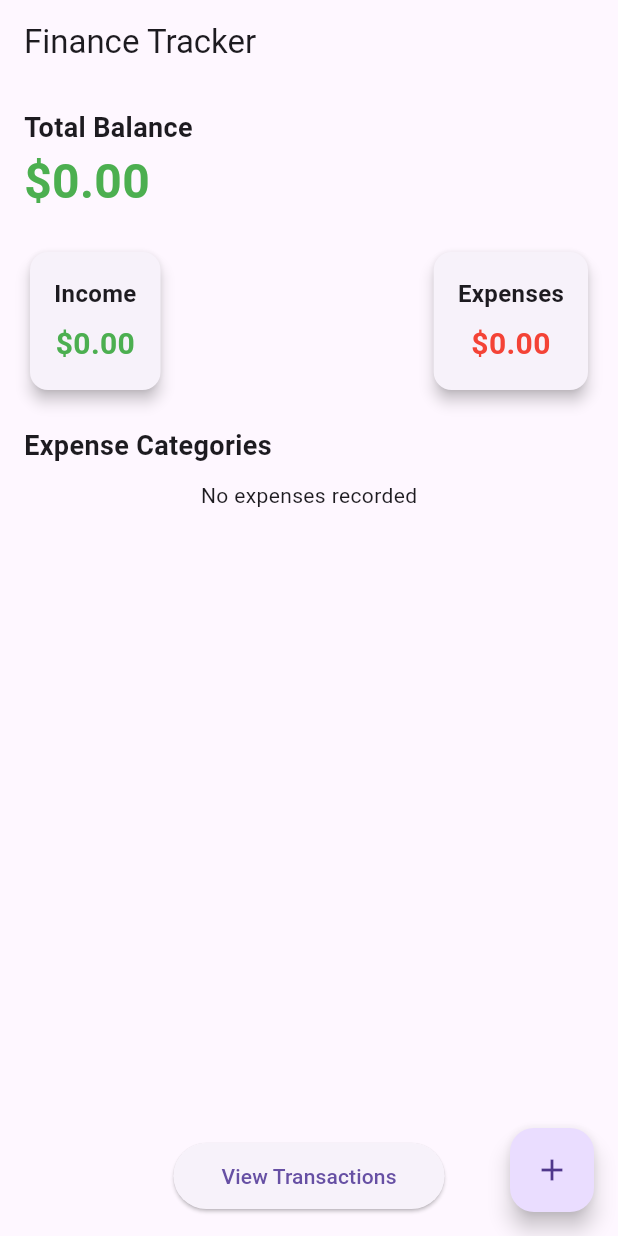
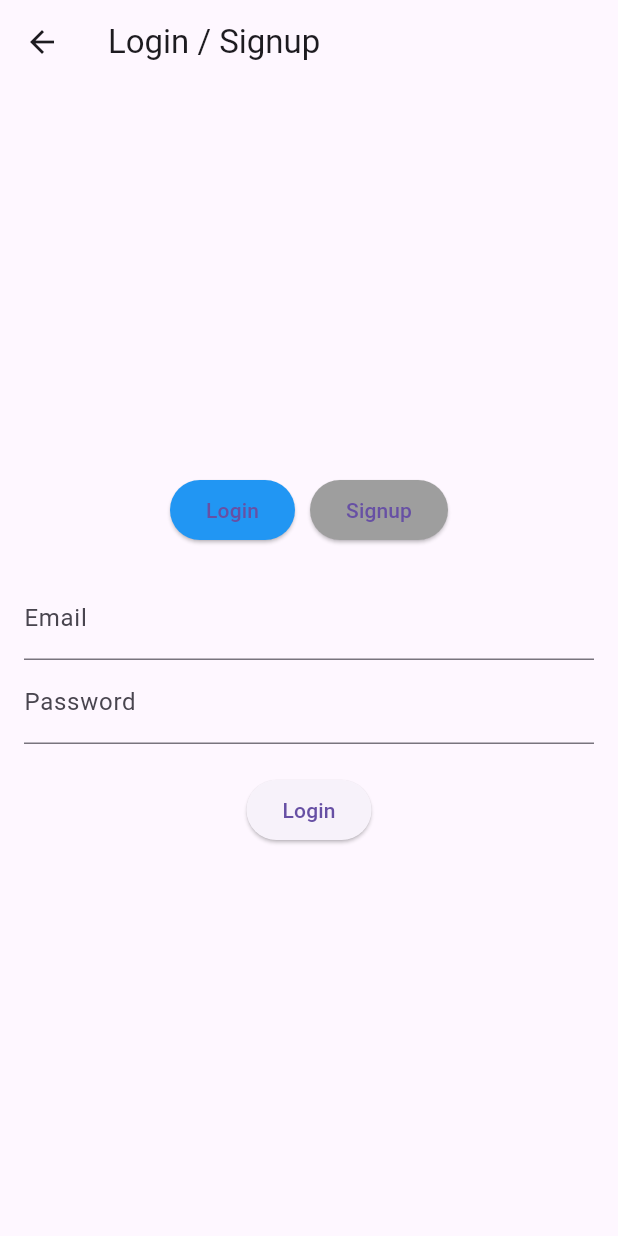
Before and after one commit to hamzasyed2985/FinanceApp, a Flutter app: the screen it shows after launch, on a phone screen of 412 x 824 dp. Run offline on Flutter 3.47's test engine with Material 3 defaults, Android fonts, the phone set to English and light mode, and no system bars; our stand-ins replace cloud_firestore, firebase_core, fl_chart; accounts and stored records are empty.

Commit message:
Login Screen Added

```diff
--- a/lib/main.dart
+++ b/lib/main.dart
@@ -1,8 +1,9 @@
 import 'package:finance_app/screens/add_transaction_screen.dart';
 import 'package:finance_app/screens/home_screen.dart';
 import 'package:finance_app/screens/transactions_screen.dart';
+import 'package:flutter/material.dart';
 import 'package:firebase_core/firebase_core.dart';
-import 'package:flutter/material.dart';
+import 'package:finance_app/screens/login_signup_screen.dart'; // Import the login/signup screen
 
 void main() async {
   WidgetsFlutterBinding.ensureInitialized();
@@ -18,8 +19,9 @@ class MyApp extends StatelessWidget {
     return MaterialApp(
       title: 'Finance Tracker',
       theme: ThemeData(primarySwatch: Colors.blue),
-      initialRoute: '/',
+      initialRoute: '/loginSignup', // Set login/signup screen as the initial route
       routes: {
+        '/loginSignup': (context) => LoginSignupScreen(), // Add the route
         '/': (context) => HomeScreen(),
         '/transactions': (context) => TransactionsScreen(),
         '/addTransaction': (context) => AddTransactionScreen(),
--- /dev/null
+++ b/lib/screens/login_signup_screen.dart
@@ -0,0 +1,109 @@
+import 'package:flutter/material.dart';
+
+class LoginSignupScreen extends StatefulWidget {
+  @override
+  _LoginSignupScreenState createState() => _LoginSignupScreenState();
+}
+
+class _LoginSignupScreenState extends State<LoginSignupScreen> {
+  bool _isLogin = true; // Tracks whether the user is on the login or signup form
+
+  @override
+  Widget build(BuildContext context) {
+    return Scaffold(
+      appBar: AppBar(title: Text('Login / Signup')),
+      body: Padding(
+        padding: const EdgeInsets.all(16.0),
+        child: Column(
+          mainAxisAlignment: MainAxisAlignment.center,
+          children: [
+            // Toggle Buttons
+            Row(
+              mainAxisAlignment: MainAxisAlignment.center,
+              children: [
+                ElevatedButton(
+                  onPressed: () => setState(() => _isLogin = true),
+                  style: ElevatedButton.styleFrom(
+                    backgroundColor: _isLogin ? Colors.blue : Colors.grey,
+                  ),
+                  child: Text('Login'),
+                ),
+                SizedBox(width: 10),
+                ElevatedButton(
+                  onPressed: () => setState(() => _isLogin = false),
+                  style: ElevatedButton.styleFrom(
+                    backgroundColor: !_isLogin ? Colors.blue : Colors.grey,
+                  ),
+                  child: Text('Signup'),
+                ),
+              ],
+            ),
+            SizedBox(height: 20),
+
+            // Conditional Form Rendering
+            _isLogin ? _buildLoginForm(context) : _buildSignupForm(context),
+          ],
+        ),
+      ),
+    );
+  }
+
+  // Login Form
+  Widget _buildLoginForm(BuildContext context) {
+    return Form(
+      child: Column(
+        children: [
+          TextFormField(
+            decoration: InputDecoration(labelText: 'Email'),
+            keyboardType: TextInputType.emailAddress,
+          ),
+          TextFormField(
+            decoration: InputDecoration(labelText: 'Password'),
+            obscureText: true,
+          ),
+          SizedBox(height: 20),
+          ElevatedButton(
+            onPressed: () {
+              // Navigate to HomeScreen after login
+              Navigator.pushReplacementNamed(context, '/');
+            },
+            child: Text('Login'),
+          ),
+        ],
+      ),
+    );
+  }
+
+  // Signup Form
+  Widget _buildSignupForm(BuildContext context) {
+    return Form(
+      child: Column(
+        children: [
+          TextFormField(
+            decoration: InputDecoration(labelText: 'Name'),
+          ),
+          TextFormField(
+            decoration: InputDecoration(labelText: 'Email'),
+            keyboardType: TextInputType.emailAddress,
+          ),
+          TextFormField(
+            decoration: InputDecoration(labelText: 'Password'),
+            obscureText: true,
+          ),
+          TextFormField(
+            decoration: InputDecoration(labelText: 'Confirm Password'),
+            obscureText: true,
+          ),
+          SizedBox(height: 20),
+          ElevatedButton(
+            onPressed: () {
+              // Navigate to HomeScreen after signup
+              Navigator.pushReplacementNamed(context, '/');
+            },
+            child: Text('Signup'),
+          ),
+        ],
+      ),
+    );
+  }
+}
```
